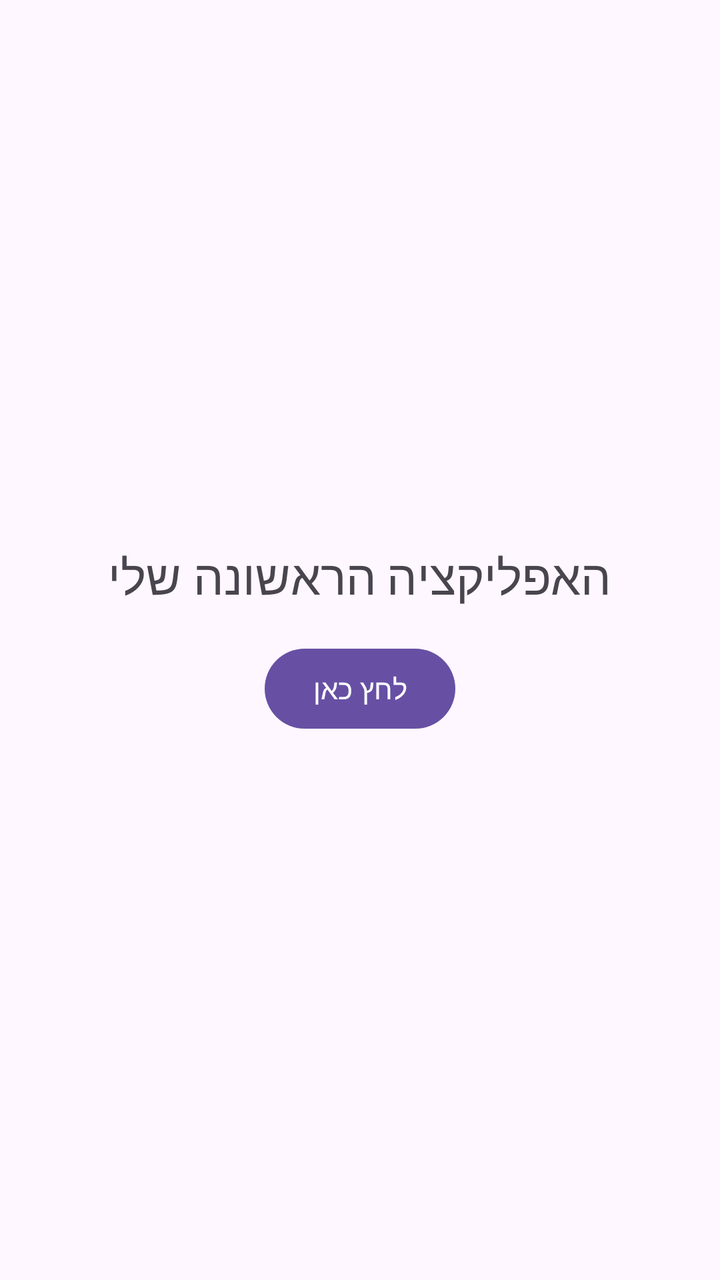
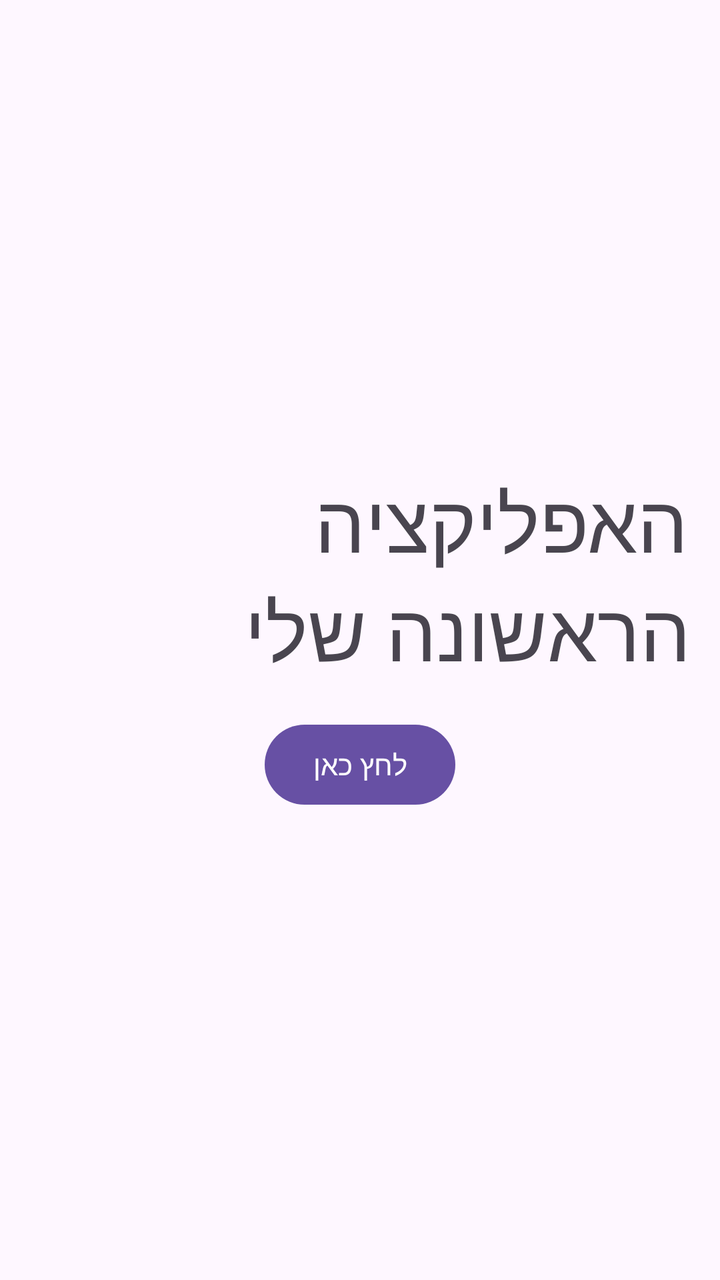

The first picture is an Android layout as it rendered before a commit; the second is the same layout after the commit. The layout source and the unified diff follow.
<!-- AndroidManifest.xml: application theme Theme.DanielKashi -->
<!-- res/layout/activity_main.xml -->
<?xml version="1.0" encoding="utf-8"?>
<LinearLayout xmlns:android="http://schemas.android.com/apk/res/android"
    android:layout_width="match_parent"
    android:layout_height="match_parent"
    android:orientation="vertical"
    android:gravity="center"
    android:padding="16dp"
    android:id="@+id/main">

    <TextView
        android:id="@+id/tvTitle"
        android:layout_width="wrap_content"
        android:layout_height="wrap_content"
        android:text="@string/my_message"
        android:textSize="24sp"
        />

    <Button
        android:id="@+id/btn_click_me"
        android:layout_width="wrap_content"
        android:layout_height="wrap_content"
        android:layout_marginTop="16dp"
        android:text="@string/click_here" />
</LinearLayout>
<!-- resources referenced by this layout -->
<resources>
  <string name="click_here">לחץ כאן</string>
  <string name="my_message">
      האפליקציה הראשונה שלי
  </string>
  <style name="Theme.DanielKashi" parent="Base.Theme.DanielKashi" />
  <style name="Base.Theme.DanielKashi" parent="Theme.Material3.DayNight.NoActionBar">
          
          
      </style>
</resources>

<!-- the commit's change to res/layout/activity_main.xml (unified diff, before → after) -->
@@ -12,7 +12,7 @@
         android:layout_width="wrap_content"
         android:layout_height="wrap_content"
         android:text="@string/my_message"
-        android:textSize="24sp"
+        android:textSize="40sp"
         />
 
     <Button
